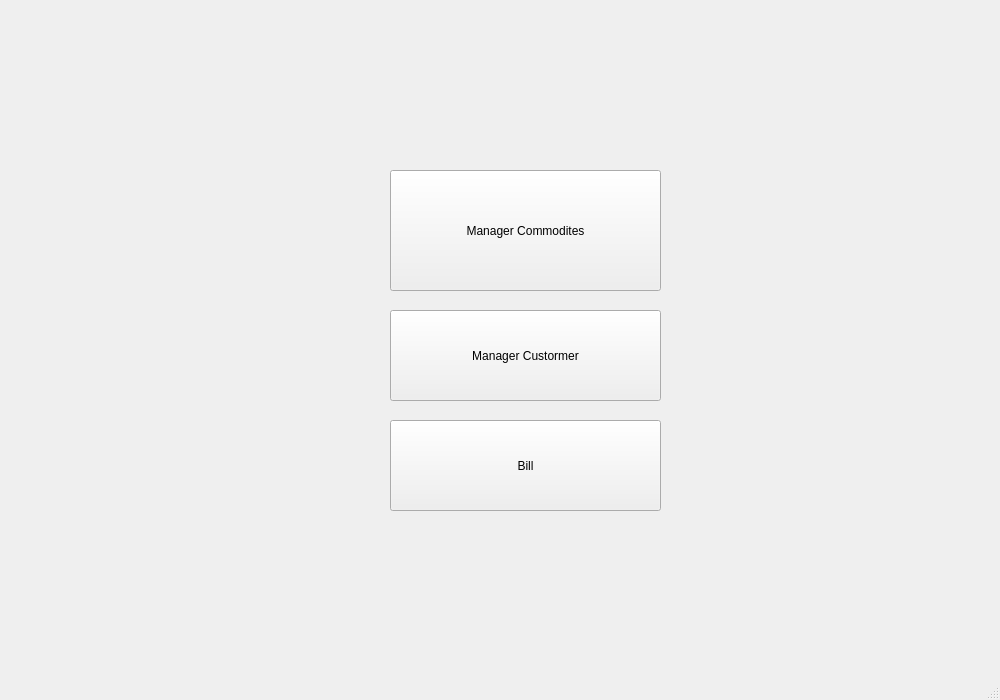
The window that MiniSuperMarketManagement/minisupermarketmanagement.ui (ngxx-fus/minisupermarket_management_proj) describes before a commit, drawn with Qt 5.
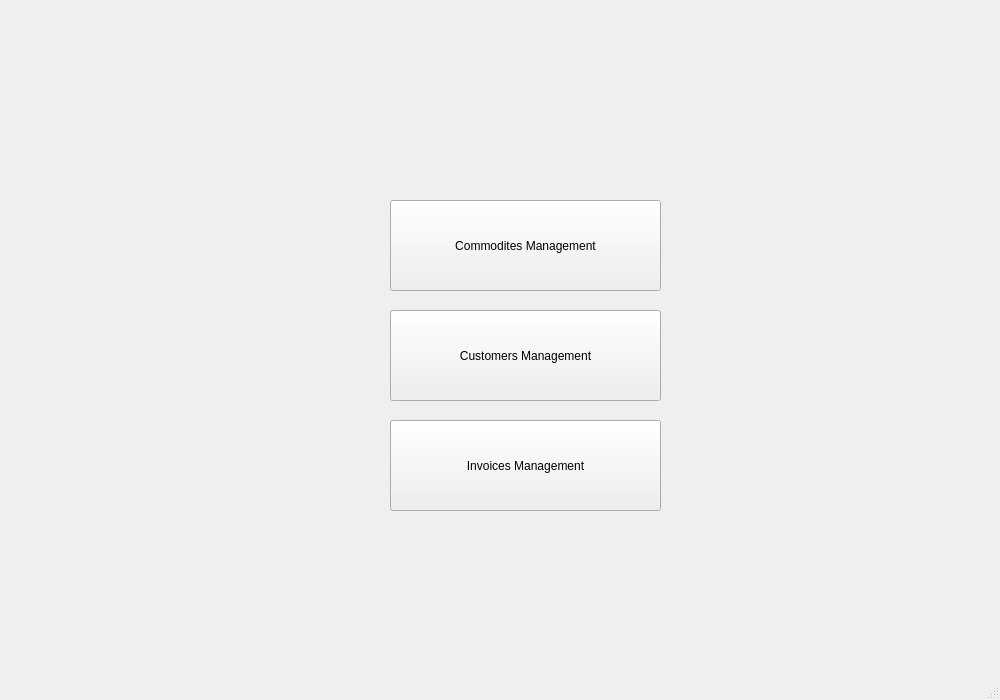
The same window after the commit.

Commit message: 07.11.23 - Điều chỉnh tỉ lệ và tên nút

What changed in the file:
```diff
--- a/MiniSuperMarketManagement/minisupermarketmanagement.ui
+++ b/MiniSuperMarketManagement/minisupermarketmanagement.ui
@@ -18,13 +18,13 @@
     <property name="geometry">
      <rect>
       <x>390</x>
-      <y>170</y>
+      <y>200</y>
       <width>271</width>
-      <height>121</height>
+      <height>91</height>
      </rect>
     </property>
     <property name="text">
-     <string>Manager Commodites</string>
+     <string>Commodites Management</string>
     </property>
    </widget>
    <widget class="QPushButton" name="pushButton_2">
@@ -37,7 +37,7 @@
      </rect>
     </property>
     <property name="text">
-     <string>Manager Custormer</string>
+     <string>Customers Management</string>
     </property>
    </widget>
    <widget class="QPushButton" name="pushButton_3">
@@ -50,7 +50,7 @@
      </rect>
     </property>
     <property name="text">
-     <string>Bill</string>
+     <string>Invoices Management</string>
     </property>
    </widget>
   </widget>
```
